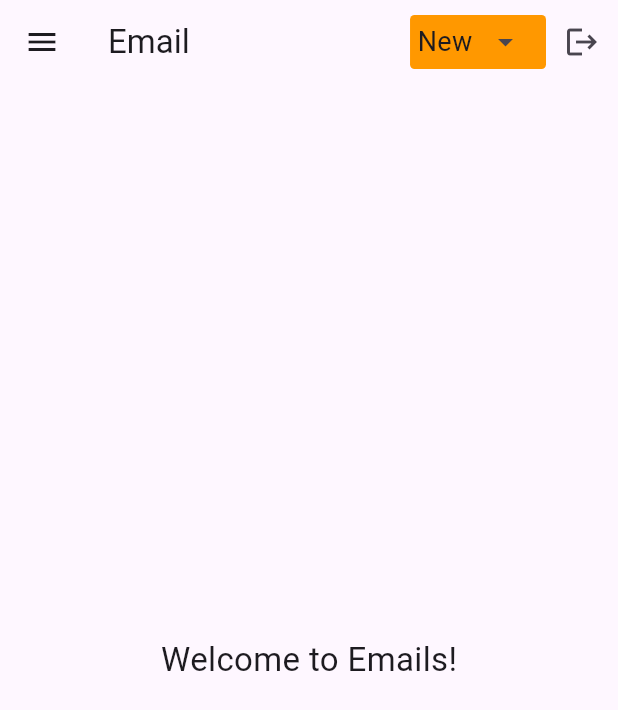
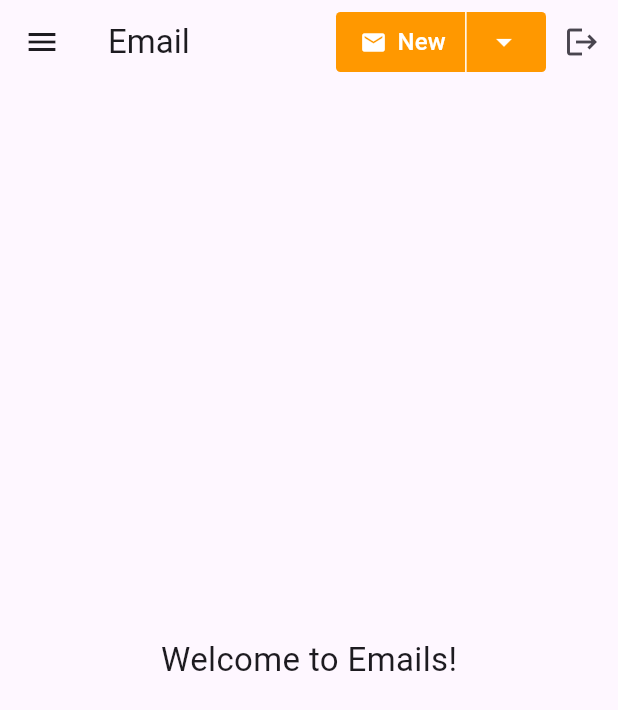
Before and after one commit to abrarhassan7809/mail_by_wolves, a Flutter app: the screen it shows after launch, on a phone screen of 412 x 824 dp. Shown: the top 710 px of the screen. Run offline on Flutter 3.47's test engine with Material 3 defaults, Android fonts, the phone set to English and light mode, and no system bars.

Commit message:
update email screen

```diff
--- a/lib/pages/email_page.dart
+++ b/lib/pages/email_page.dart
@@ -17,26 +17,32 @@ class _EmailPageState extends State<EmailPage> {
       appBar: AppBar(
         title: const Text("Email"),
         actions: [
-          PopupMenuButton<String>(
-            offset: const Offset(0, 50),
-            child: Container(
+          Container(
+            height: 40,
+            width: 140,
             decoration: BoxDecoration(
               color: Colors.orange,
-                borderRadius: BorderRadius.circular(3.0)
+              borderRadius: BorderRadius.circular(3.0),
             ),
-              padding: EdgeInsets.all(5),
+            padding: const EdgeInsets.symmetric(horizontal: 4.0),
+            child: Row(
+              mainAxisAlignment: MainAxisAlignment.spaceBetween,
+              crossAxisAlignment: CrossAxisAlignment.center,
+              children: [
+                TextButton(
                   child: Row(
                     children: [
-                  Text(
-                    "New",
-                    style: TextStyle(fontSize: 18,),
-                  ),
-                  SizedBox(width: 10),
-                  Icon(Icons.arrow_drop_down),
-                  SizedBox(width: 10),
+                      Icon(Icons.mail, color: Colors.white, size: 18,),
+                      SizedBox(width: 7,),
+                      Text("New", style: TextStyle(fontSize: 16, color: Colors.white)),
                     ],
                   ),
+                  onPressed: () {},
                 ),
+                VerticalDivider(width: 1, color: Colors.white,),
+                PopupMenuButton<String>(
+                  offset: const Offset(0, 40),
+                  icon: const Icon(Icons.arrow_drop_down, color: Colors.white),
                   onSelected: (value) {
                     ScaffoldMessenger.of(context).showSnackBar(
                       SnackBar(content: Text('$value selected')),
@@ -94,6 +100,9 @@ class _EmailPageState extends State<EmailPage> {
                     ),
                   ],
                 ),
+              ],
+            ),
+          ),
           IconButton(
             icon: const Icon(Icons.logout),
             onPressed: () {
@@ -102,7 +111,7 @@ class _EmailPageState extends State<EmailPage> {
           ),
         ],
       ),
-      drawer: AppDrawer(),
+      drawer: const AppDrawer(),
       body: Center(
         child: Text(
           widget.userEmail != null ? "Welcome, ${widget.userEmail}!" : "Welcome to Emails!",
```
Lines whose indentation alone changed are shown as unchanged.
